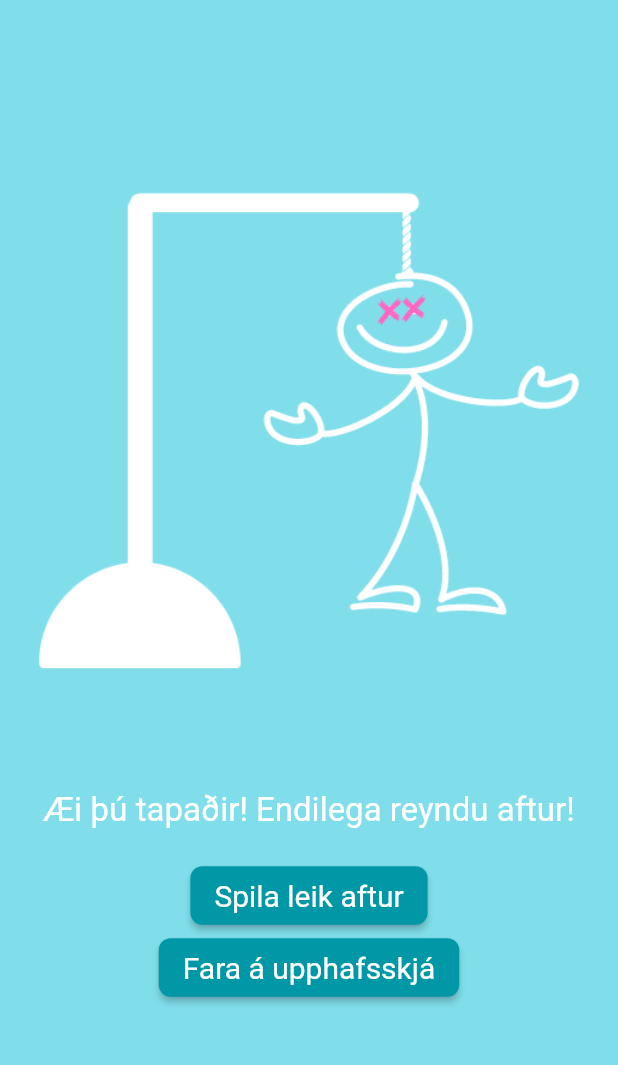
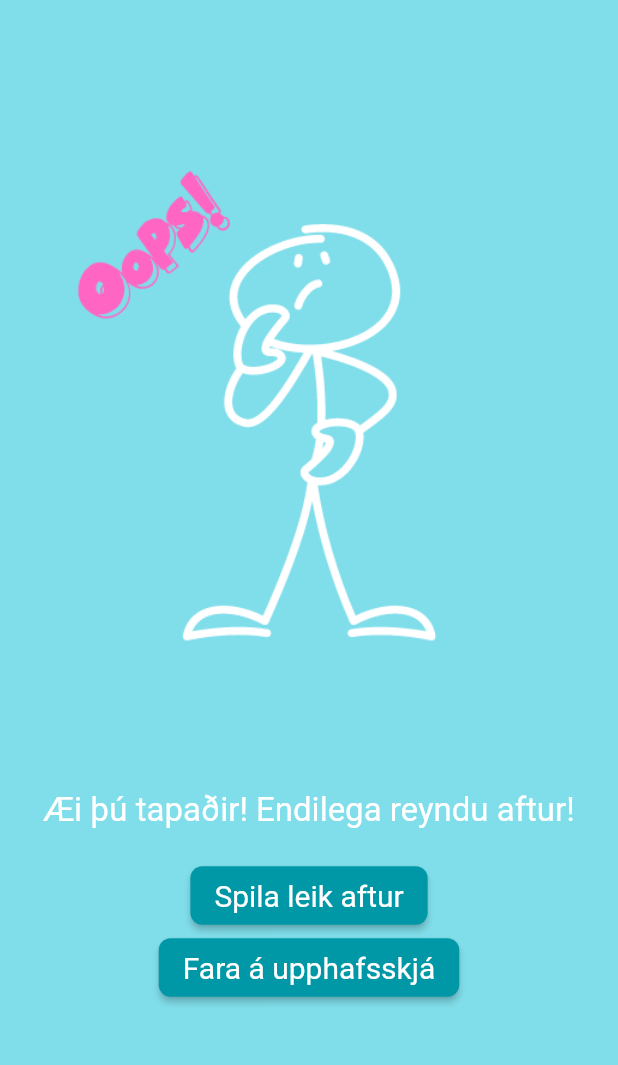
Before and after one commit to indianaea/hangman_game, a Flutter app: the EndScreen widget shown alone on an empty page, opened directly with empty values, on a phone screen of 412 x 824 dp, the part 63-1128 px from its top. Run offline on Flutter 3.47's test engine with Material 2 defaults, Android fonts, the phone set to English and light mode, and no system bars.

Commit message:
bæta við myndum á lokaskjá

```diff
--- a/lib/screens/end_game_screen.dart
+++ b/lib/screens/end_game_screen.dart
@@ -31,13 +31,17 @@ class EndScreen extends StatelessWidget {
   }
 
   // UI-ið sett upp fyrir enda skjáinn með widgetinu ScreenContainer
-  // þar sem leikmaður fær þau skilaboð hvort hann vann eða tapaði leiknum
-  // og fær valmöguleikana að spila aftur eða fara á upphafskjá.
+  // þar sem leikmaður fær þau skilaboð og mynd hvort hann vann eða tapaði
+  // leiknum og fær valmöguleikana að spila aftur eða fara á upphafskjá.
   @override
   Widget build(BuildContext context) {
     String message = isWinner
         ? 'Þvílíkur snillingur! Þú vannst leikinn!'
         : 'Æi þú tapaðir! Endilega reyndu aftur!';
+
+    String imageAsset = isWinner
+        ? 'assets/winner.png' // update with the path to your winner image
+        : 'assets/loser.png'; // update with the path to your loser image
 
     return ScreenContainer(
       title: 'Hengimaður',
@@ -45,7 +49,7 @@ class EndScreen extends StatelessWidget {
         Transform.translate(
           offset: Offset(0, -40.0), // Adjust the y-offset as needed
           child: Image.asset(
-            'assets/end.png',
+            imageAsset,
             width: 400, // Adjust width as needed
             height: 400, // Adjust height as needed
           ),
```
Also changed, not shown: assets/loser.png (added), assets/winner.png (added).
